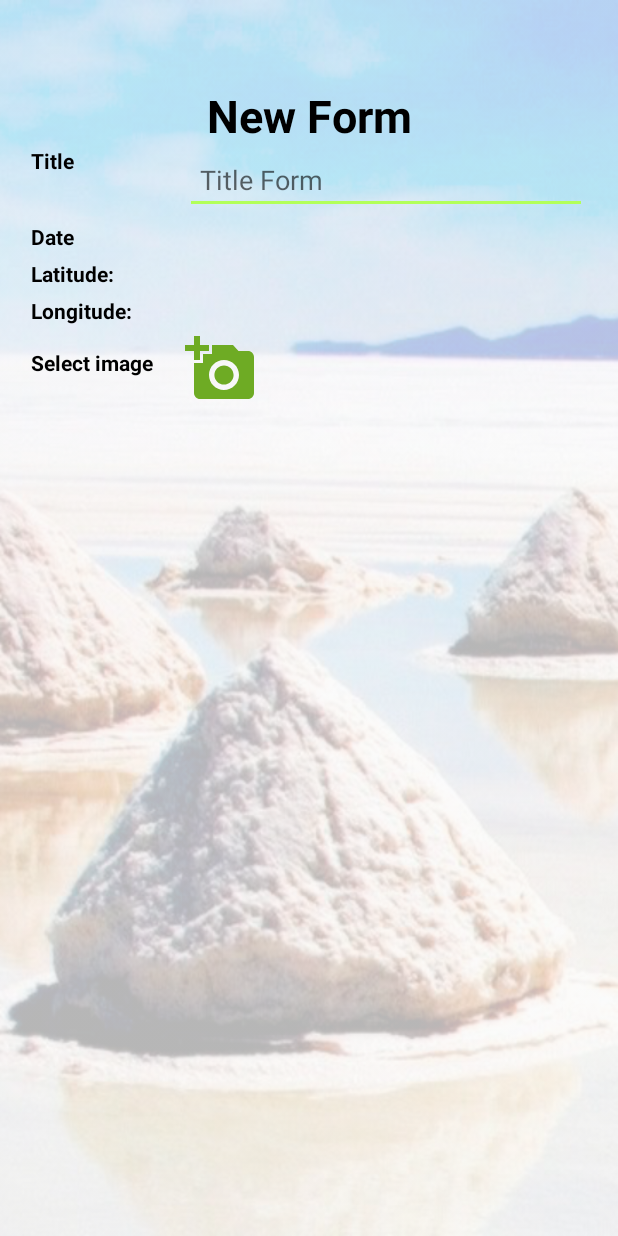
After one commit to dasilvabalautaro/PICAR, an Android app: the layout view_new_form.xml on its own in the app's theme, with its tools: preview values and no code run, on a phone screen of 412 x 824 dp. The commit adds this screen. Run offline under Robolectric (Android 15) with nearby library versions, the phone set to English and light mode, and no system bars.

Commit message:
New Form

```diff
--- a/app/src/main/java/com/empoderar/picar/di/ApplicationComponent.kt
+++ b/app/src/main/java/com/empoderar/picar/di/ApplicationComponent.kt
@@ -26,4 +26,5 @@ interface ApplicationComponent {
     fun inject(loginFragment: LoginFragment)
     fun inject(locationListener: LocationListener)
     fun inject(mapFragment: MapFragment)
+    fun inject(newFormFragment: NewFormFragment)
 }
--- a/app/src/main/java/com/empoderar/picar/model/persistent/files/ManageFiles.kt
+++ b/app/src/main/java/com/empoderar/picar/model/persistent/files/ManageFiles.kt
@@ -44,7 +44,7 @@ class ManageFiles @Inject constructor(private val context: Context) {
                 if (!file.exists()){
                     file.createNewFile()
                 }
-                val out = BufferedWriter(FileWriter(file, true) as Writer?, 1024)
+                val out = BufferedWriter(FileWriter(file, true) as Writer, 1024)
                 out.write(data)
                 out.newLine()
                 out.close()
--- a/app/src/main/java/com/empoderar/picar/presentation/navigation/Navigator.kt
+++ b/app/src/main/java/com/empoderar/picar/presentation/navigation/Navigator.kt
@@ -38,6 +38,7 @@ class Navigator @Inject constructor() {
                      projectView: ProjectView, navigationExtras: Extras){
         val viewPager = activity.findViewById<ViewPager>(R.id.vp_list)
         BaseFragment.proyectView = projectView
+
         viewPager.currentItem = 1
 
     }
--- a/app/src/main/java/com/empoderar/picar/presentation/view/fragments/FormsFragment.kt
+++ b/app/src/main/java/com/empoderar/picar/presentation/view/fragments/FormsFragment.kt
@@ -18,6 +18,7 @@ import com.empoderar.picar.presentation.plataform.BaseFragment
 import com.empoderar.picar.presentation.presenter.GetFormsCloudViewModel
 import com.empoderar.picar.presentation.presenter.GetFormsViewModel
 import com.empoderar.picar.presentation.presenter.InsertFormsViewModel
+import com.empoderar.picar.presentation.view.activities.MenuActivity
 import kotlinx.android.synthetic.main.view_list_form.*
 
 import javax.inject.Inject
@@ -60,6 +61,7 @@ class FormsFragment: BaseFragment() {
         super.onViewCreated(view, savedInstanceState)
         initializeView()
         setupSwipeRefresh()
+
         //loadFormsList()
     }
 
--- a/app/src/main/java/com/empoderar/picar/presentation/view/fragments/ProjectsFragment.kt
+++ b/app/src/main/java/com/empoderar/picar/presentation/view/fragments/ProjectsFragment.kt
@@ -20,6 +20,7 @@ import com.empoderar.picar.presentation.extension.viewModel
 import com.empoderar.picar.presentation.navigation.Navigator
 import com.empoderar.picar.presentation.plataform.BaseFragment
 import com.empoderar.picar.presentation.presenter.*
+import com.empoderar.picar.presentation.view.activities.MenuActivity
 import io.reactivex.Observable
 import io.reactivex.ObservableEmitter
 import io.reactivex.android.schedulers.AndroidSchedulers
@@ -99,6 +100,7 @@ class ProjectsFragment: BaseFragment() {
                 }
                 .subscribe { result -> println(result)})
     }
+
 
     private fun handleProjectsCloud(list: List<Project>?){
         if (list != null && list.isNotEmpty()){
--- /dev/null
+++ b/app/src/main/res/drawable/ic_camera.xml
@@ -0,0 +1,5 @@
+<vector android:height="48dp" android:tint="#6EAB24"
+    android:viewportHeight="24.0" android:viewportWidth="24.0"
+    android:width="48dp" xmlns:android="http://schemas.android.com/apk/res/android">
+    <path android:fillColor="#6EAB24" android:pathData="M3,4L3,1h2v3h3v2L5,6v3L3,9L3,6L0,6L0,4h3zM6,10L6,7h3L9,4h7l1.83,2L21,6c1.1,0 2,0.9 2,2v12c0,1.1 -0.9,2 -2,2L5,22c-1.1,0 -2,-0.9 -2,-2L3,10h3zM13,19c2.76,0 5,-2.24 5,-5s-2.24,-5 -5,-5 -5,2.24 -5,5 2.24,5 5,5zM9.8,14c0,1.77 1.43,3.2 3.2,3.2s3.2,-1.43 3.2,-3.2 -1.43,-3.2 -3.2,-3.2 -3.2,1.43 -3.2,3.2z"/>
+</vector>
--- /dev/null
+++ b/app/src/main/res/drawable/ic_menu_add.xml
@@ -0,0 +1,5 @@
+<vector android:height="24dp" android:tint="#FFFFFF"
+    android:viewportHeight="24.0" android:viewportWidth="24.0"
+    android:width="24dp" xmlns:android="http://schemas.android.com/apk/res/android">
+    <path android:fillColor="#FFFFFF" android:pathData="M19,13h-6v6h-2v-6H5v-2h6V5h2v6h6v2z"/>
+</vector>
--- /dev/null
+++ b/app/src/main/res/layout/view_new_form.xml
@@ -0,0 +1,203 @@
+<?xml version="1.0" encoding="utf-8"?>
+<ScrollView xmlns:android="http://schemas.android.com/apk/res/android"
+    xmlns:tools="http://schemas.android.com/tools"
+    android:layout_width="match_parent"
+    android:layout_height="match_parent"
+    xmlns:app="http://schemas.android.com/apk/res-auto"
+    android:fillViewport="true">
+
+    <android.support.constraint.ConstraintLayout
+        android:layout_width="match_parent"
+        android:layout_height="wrap_content"
+        android:background="@drawable/background">
+        <android.support.constraint.Guideline
+            android:layout_width="wrap_content"
+            android:layout_height="wrap_content"
+            android:id="@+id/left_guideline"
+            app:layout_constraintGuide_percent=".05"
+            android:orientation="vertical"/>
+
+        <!--<android.support.constraint.Guideline
+            android:layout_width="wrap_content"
+            android:layout_height="wrap_content"
+            android:id="@+id/left_two_guideline"
+            app:layout_constraintGuide_percent=".20"
+            android:orientation="vertical"/>
+
+        <android.support.constraint.Guideline
+            android:layout_width="wrap_content"
+            android:layout_height="wrap_content"
+            android:id="@+id/left_three_guideline"
+            app:layout_constraintGuide_percent=".15"
+            android:orientation="vertical"/>-->
+
+        <android.support.constraint.Guideline
+            android:layout_width="wrap_content"
+            android:layout_height="wrap_content"
+            android:id="@+id/right_guideline"
+            app:layout_constraintGuide_percent=".95"
+            android:orientation="vertical"/>
+
+        <android.support.constraint.Guideline
+            android:layout_width="wrap_content"
+            android:layout_height="wrap_content"
+            android:id="@+id/right_one_guideline"
+            app:layout_constraintGuide_percent=".30"
+            android:orientation="vertical"/>
+
+        <!--<android.support.constraint.Guideline
+            android:layout_width="wrap_content"
+            android:layout_height="wrap_content"
+            android:id="@+id/right_three_guideline"
+            app:layout_constraintGuide_percent=".85"
+            android:orientation="vertical"/>-->
+
+        <android.support.constraint.Guideline
+            android:layout_width="wrap_content"
+            android:layout_height="wrap_content"
+            android:id="@+id/top_guideline"
+            app:layout_constraintGuide_percent=".05"
+            android:orientation="horizontal"/>
+
+        <android.support.constraint.Guideline
+            android:layout_width="wrap_content"
+            android:layout_height="wrap_content"
+            android:id="@+id/bottom_guideline"
+            app:layout_constraintGuide_percent=".95"
+            android:orientation="horizontal"/>
+
+        <TextView
+            android:layout_width="0dp"
+            android:layout_height="wrap_content"
+            android:id="@+id/tv_title"
+            android:text="@string/lbl_new_form"
+            android:layout_marginTop="15dp"
+            android:textColor="@color/colorSecondaryText"
+            android:textSize="30sp"
+            android:textAlignment="center"
+            android:textStyle="bold"
+            app:layout_constraintLeft_toLeftOf="@+id/left_guideline"
+            app:layout_constraintRight_toRightOf="@+id/right_guideline"
+            app:layout_constraintTop_toTopOf="@+id/top_guideline" />
+
+        <TextView
+            android:layout_width="0dp"
+            android:layout_height="wrap_content"
+            android:id="@+id/tv_lbl_title"
+            android:text="@string/lbl_title"
+            android:textStyle="bold"
+            android:textColor="@color/colorSecondaryText"
+            app:layout_constraintLeft_toLeftOf="@+id/left_guideline"
+            app:layout_constraintRight_toRightOf="@+id/right_one_guideline"
+            app:layout_constraintTop_toBottomOf="@+id/tv_title"/>
+
+        <EditText
+            android:layout_width="0dp"
+            android:layout_height="wrap_content"
+            android:id="@+id/et_title"
+            android:textColor="@color/colorSecondaryText"
+            android:paddingStart="10dp"
+            android:paddingEnd="10dp"
+            android:hint="@string/hint_title"
+            app:layout_constraintRight_toRightOf="@+id/right_guideline"
+            app:layout_constraintLeft_toLeftOf="@+id/right_one_guideline"
+            app:layout_constraintTop_toTopOf="@+id/tv_lbl_title"
+            tools:ignore="Autofill"
+            android:inputType = "textMultiLine" />
+
+
+        <TextView
+            android:layout_width="0dp"
+            android:layout_height="wrap_content"
+            android:id="@+id/tv_lbl_date"
+            android:text="@string/lbl_date"
+            android:textStyle="bold"
+            android:textColor="@color/colorSecondaryText"
+            android:layout_marginTop="5dp"
+            app:layout_constraintLeft_toLeftOf="@+id/left_guideline"
+            app:layout_constraintRight_toRightOf="@+id/right_one_guideline"
+            app:layout_constraintTop_toBottomOf="@+id/et_title"/>
+
+        <TextView
+            android:layout_width="0dp"
+            android:layout_height="wrap_content"
+            android:id="@+id/tv_date"
+            app:layout_constraintTop_toTopOf="@+id/tv_lbl_date"
+            app:layout_constraintLeft_toLeftOf="@+id/right_one_guideline"
+            app:layout_constraintRight_toRightOf="@+id/right_guideline"/>
+
+        <TextView
+            android:layout_width="0dp"
+            android:layout_height="wrap_content"
+            android:id="@+id/tv_lbl_latitude"
+            android:text="@string/lbl_latitude"
+            android:textStyle="bold"
+            android:textColor="@color/colorSecondaryText"
+            android:layout_marginTop="5dp"
+            app:layout_constraintLeft_toLeftOf="@+id/left_guideline"
+            app:layout_constraintRight_toRightOf="@+id/right_one_guideline"
+            app:layout_constraintTop_toBottomOf="@+id/tv_date"/>
+
+        <TextView
+            android:layout_width="0dp"
+            android:layout_height="wrap_content"
+            android:id="@+id/tv_latitude"
+            app:layout_constraintTop_toTopOf="@+id/tv_lbl_latitude"
+            app:layout_constraintLeft_toLeftOf="@+id/right_one_guideline"
+            app:layout_constraintRight_toRightOf="@+id/right_guideline"/>
+
+        <TextView
+            android:layout_width="0dp"
+            android:layout_height="wrap_content"
+            android:id="@+id/tv_lbl_longitude"
+            android:text="@string/lbl_longitude"
+            android:textStyle="bold"
+            android:textColor="@color/colorSecondaryText"
+            android:layout_marginTop="5dp"
+            app:layout_constraintLeft_toLeftOf="@+id/left_guideline"
+            app:layout_constraintRight_toRightOf="@+id/right_one_guideline"
+            app:layout_constraintTop_toBottomOf="@+id/tv_latitude"/>
+
+        <TextView
+            android:layout_width="0dp"
+            android:layout_height="wrap_content"
+            android:id="@+id/tv_longitude"
+            app:layout_constraintTop_toTopOf="@+id/tv_lbl_longitude"
+            app:layout_constraintLeft_toLeftOf="@+id/right_one_guideline"
+            app:layout_constraintRight_toRightOf="@+id/right_guideline"/>
+
+        <TextView
+            android:layout_width="0dp"
+            android:layout_height="wrap_content"
+            android:id="@+id/tv_lbl_image"
+            android:text="@string/select_image"
+            android:textStyle="bold"
+            android:paddingTop="10dp"
+            android:textColor="@color/colorSecondaryText"
+            android:layout_marginTop="5dp"
+            app:layout_constraintLeft_toLeftOf="@+id/left_guideline"
+            app:layout_constraintRight_toRightOf="@+id/right_one_guideline"
+            app:layout_constraintTop_toBottomOf="@+id/tv_longitude"/>
+
+        <ImageButton
+            android:layout_width="wrap_content"
+            android:layout_height="wrap_content"
+            android:id="@+id/ib_photo"
+            android:src="@drawable/ic_camera"
+            android:background="@null"
+            android:contentDescription="@string/lbl_image"
+            app:layout_constraintLeft_toLeftOf="@+id/right_one_guideline"
+            app:layout_constraintTop_toTopOf="@+id/tv_lbl_image"/>
+
+        <android.support.v7.widget.RecyclerView
+            android:id="@+id/rv_photos"
+            android:layout_width="0dp"
+            android:layout_height="wrap_content"
+            android:layout_marginTop="10dp"
+            app:layout_constraintLeft_toLeftOf="@+id/left_guideline"
+            app:layout_constraintRight_toRightOf="@+id/right_guideline"
+            app:layout_constraintTop_toBottomOf="@+id/ib_photo"/>
+    </android.support.constraint.ConstraintLayout>
+
+
+</ScrollView>
--- a/app/src/main/res/values/strings.xml
+++ b/app/src/main/res/values/strings.xml
@@ -8,7 +8,9 @@
     <string name="msg_users_saved">Users saved</string>
     <string name="select_photo">Select a photo</string>
     <string name="lbl_title_login">Sign In</string>
+    <string name="lbl_new_form">New Form</string>
     <string name="hint_user">User name</string>
+    <string name="hint_title">Title Form</string>
     <string name="hint_password">Password</string>
     <string name="hint_email">Email</string>
     <string name="title_activity_main">MainActivity</string>
@@ -21,6 +23,7 @@
     <string name="lbl_select_unit">Select Unit</string>
     <string name="lbl_select_project">Select Project</string>
     <string name="lbl_name">Name</string>
+    <string name="lbl_title">Title</string>
     <string name="lbl_change_user">Change user</string>
     <string name="lbl_description">Description</string>
     <string name="lbl_date">Date</string>
--- /dev/null
+++ b/app/src/main/res/xml/provider_paths.xml
@@ -0,0 +1,4 @@
+<?xml version="1.0" encoding="utf-8"?>
+<paths xmlns:android="http://schemas.android.com/apk/res/android">
+    <external-path name="external_files"/>
+</paths>
```
Also changed, not shown: app/src/main/AndroidManifest.xml (+19 -1 lines), app/src/main/java/com/empoderar/picar/domain/data/Photo.kt (added, +11 -0 lines), app/src/main/java/com/empoderar/picar/presentation/component/PhotoAdapter.kt (added, +43 -0 lines), app/src/main/java/com/empoderar/picar/presentation/permission/EnablePermissions.kt (+5 -2 lines), app/src/main/java/com/empoderar/picar/presentation/plataform/BaseActivity.kt (+7 -6 lines), app/src/main/java/com/empoderar/picar/presentation/view/activities/MenuActivity.kt (+57 -0 lines), app/src/main/java/com/empoderar/picar/presentation/view/fragments/ListingsFragment.kt (+16 -0 lines), app/src/main/java/com/empoderar/picar/presentation/view/fragments/NewFormFragment.kt (added, +81 -0 lines), app/src/main/res/layout/view_row_image.xml (added, +64 -0 lines), app/src/main/res/menu/main.xml (+8 -1 lines).
